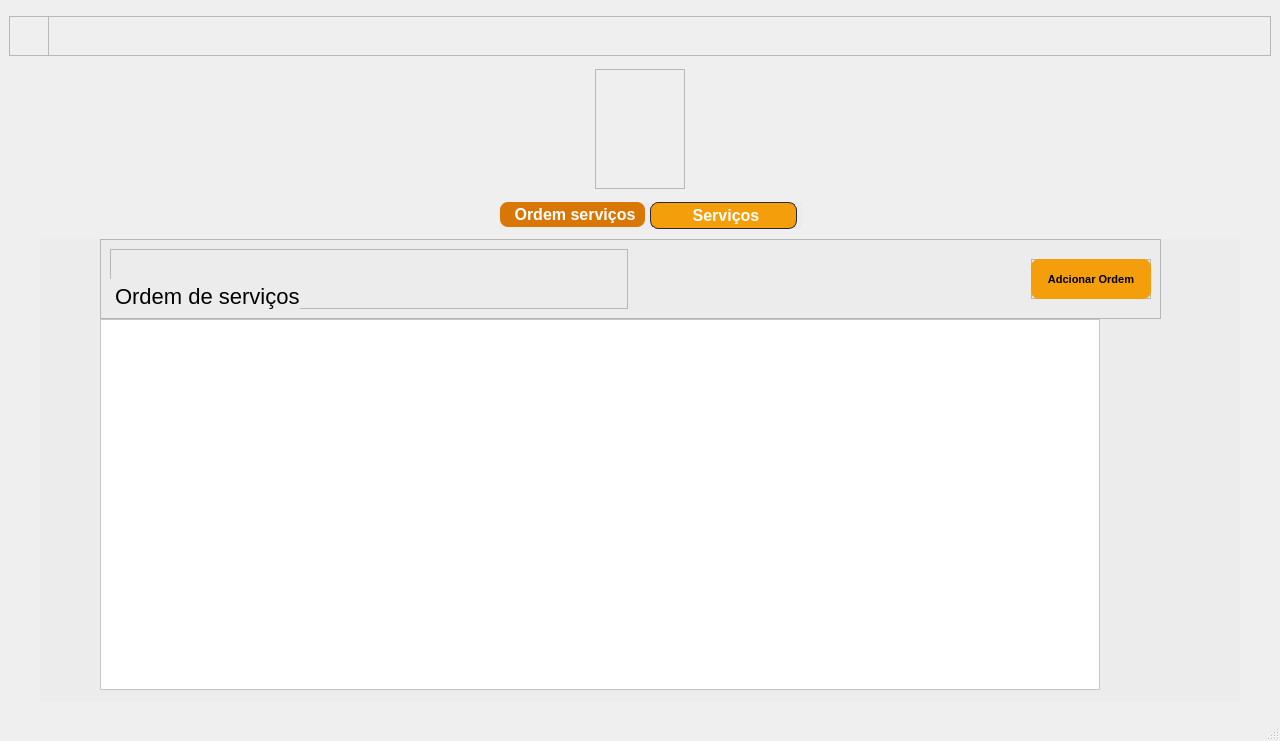
First picture: the form in Telas/tela ordem de serviço.ui, repository victorh241/motor-max, before the edit.
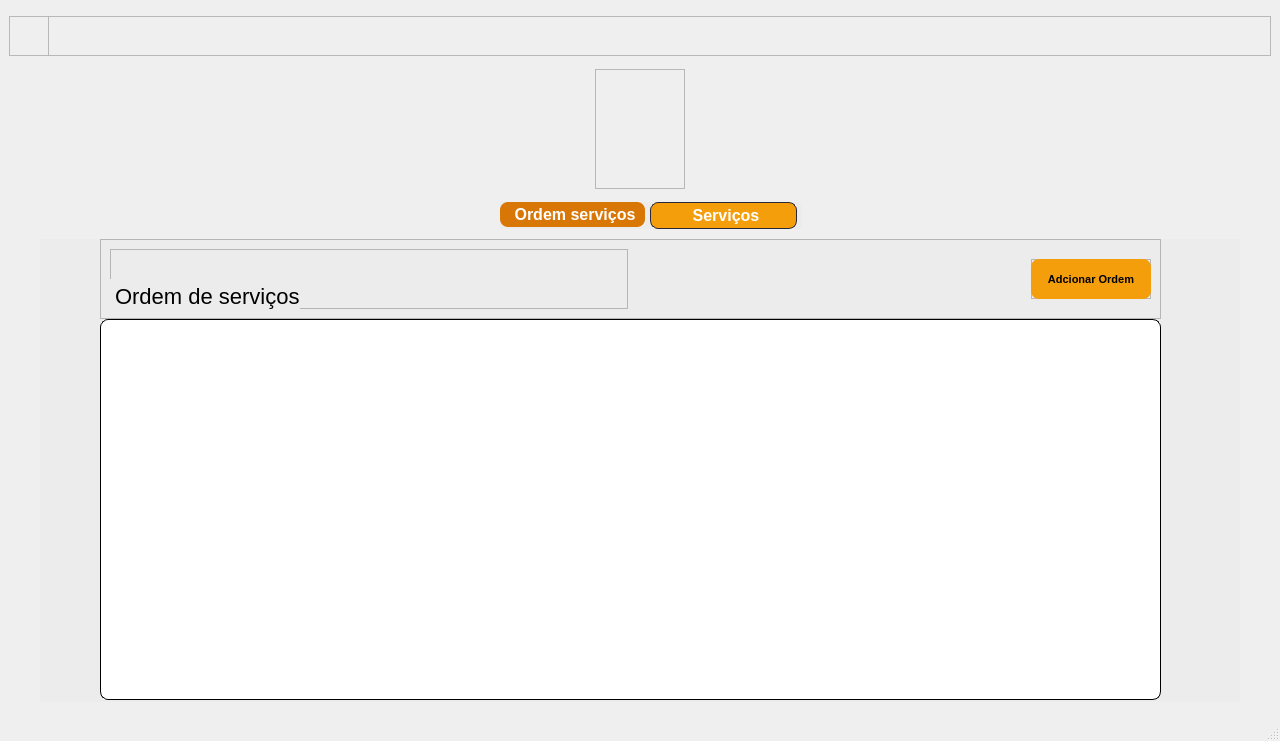
Second picture: the form after the edit. Icons and pictures are not drawn.

Commit message: listagem do serviço feito

What changed in the file:
```diff
--- a/Telas/tela ordem de serviço.ui
+++ b/Telas/tela ordem de serviço.ui
@@ -354,17 +354,19 @@
          </item>
         </layout>
        </widget>
-       <widget class="QListWidget" name="listWidget">
+       <widget class="QTableWidget" name="tableWidget_2">
         <property name="geometry">
          <rect>
           <x>60</x>
           <y>80</y>
-          <width>1000</width>
-          <height>371</height>
+          <width>1061</width>
+          <height>381</height>
          </rect>
         </property>
         <property name="styleSheet">
-         <string notr="true">background: white;</string>
+         <string notr="true">background-color: white;
+border-radius: 8px;
+border: 1px solid black;</string>
         </property>
        </widget>
       </widget>
```
Left out of the diff: 10 changed lines with no effect on the pictures. The commit also changes 5 other files.
